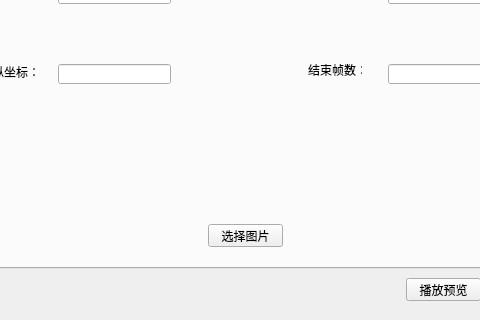
Qt form miniPr/VIEW/dialog_integratedvideo.ui (Waffle-Liu/MiniPremiere) before a commit; both pictures show x 114 to 594 and y 152 to 472 of the 755 by 472 pixel window.
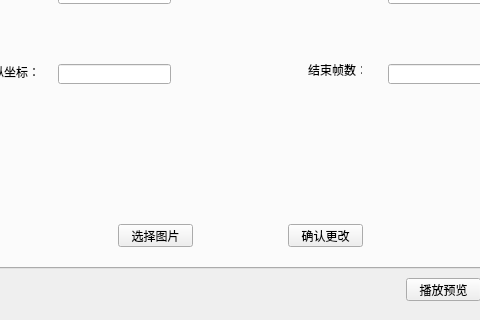
The same form after that commit. The open tabs and pages were chosen to show the change.

Commit message: 增加确定按钮

Diff of the .ui file:
```diff
--- a/miniPr/VIEW/dialog_integratedvideo.ui
+++ b/miniPr/VIEW/dialog_integratedvideo.ui
@@ -892,7 +892,7 @@
     <widget class="QPushButton" name="pushButton_5">
      <property name="geometry">
       <rect>
-       <x>310</x>
+       <x>220</x>
        <y>330</y>
        <width>75</width>
        <height>23</height>
@@ -994,6 +994,19 @@
       <string>结束帧数：</string>
      </property>
     </widget>
+    <widget class="QPushButton" name="pushButton_3">
+     <property name="geometry">
+      <rect>
+       <x>390</x>
+       <y>330</y>
+       <width>75</width>
+       <height>23</height>
+      </rect>
+     </property>
+     <property name="text">
+      <string>确认更改</string>
+     </property>
+    </widget>
    </widget>
   </widget>
   <widget class="QPushButton" name="preview">
```
Left out of the diff: 2 changed lines with no effect on the pictures. The commit also changes 2 other files.
